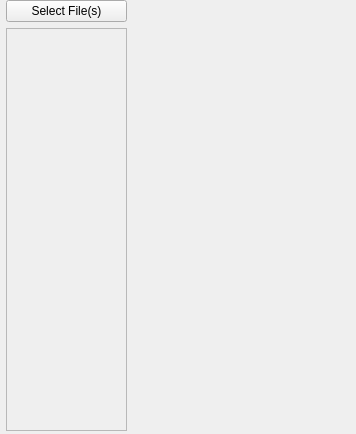
This is server.ui in dshin21/CommAudio as Qt 5 draws it before an edit. The edited form follows.
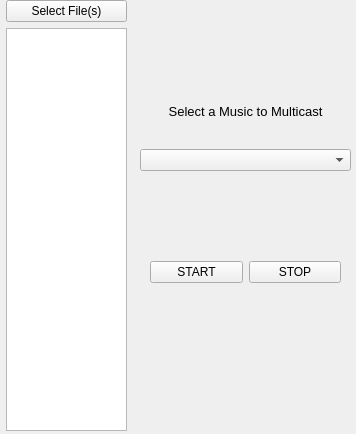
This is the edited form.

Commit message: server ui: basic ui finished

Diff of the .ui file:
```diff
--- a/server.ui
+++ b/server.ui
@@ -36,33 +36,66 @@
      </widget>
     </item>
     <item>
-     <widget class="QScrollArea" name="scrollArea">
+     <widget class="QListView" name="server_playlist">
+      <property name="editTriggers">
+       <set>QAbstractItemView::NoEditTriggers</set>
+      </property>
+     </widget>
+    </item>
+   </layout>
+  </widget>
+  <widget class="QWidget" name="">
+   <property name="geometry">
+    <rect>
+     <x>140</x>
+     <y>80</y>
+     <width>211</width>
+     <height>91</height>
+    </rect>
+   </property>
+   <layout class="QVBoxLayout" name="verticalLayout_2">
+    <item>
+     <widget class="QLabel" name="label">
       <property name="font">
        <font>
         <pointsize>10</pointsize>
        </font>
       </property>
-      <property name="widgetResizable">
-       <bool>false</bool>
+      <property name="text">
+       <string>Select a Music to Multicast</string>
       </property>
       <property name="alignment">
-       <set>Qt::AlignLeading|Qt::AlignLeft|Qt::AlignTop</set>
+       <set>Qt::AlignCenter</set>
       </property>
-      <widget class="QWidget" name="scrollAreaWidgetContents">
-       <property name="geometry">
-        <rect>
-         <x>0</x>
-         <y>0</y>
-         <width>117</width>
-         <height>398</height>
-        </rect>
-       </property>
-       <property name="font">
-        <font>
-         <pointsize>10</pointsize>
-        </font>
-       </property>
-      </widget>
+     </widget>
+    </item>
+    <item>
+     <widget class="QComboBox" name="comboBox"/>
+    </item>
+   </layout>
+  </widget>
+  <widget class="QWidget" name="">
+   <property name="geometry">
+    <rect>
+     <x>150</x>
+     <y>260</y>
+     <width>191</width>
+     <height>25</height>
+    </rect>
+   </property>
+   <layout class="QHBoxLayout" name="horizontalLayout">
+    <item>
+     <widget class="QPushButton" name="pushButton_2">
+      <property name="text">
+       <string>START</string>
+      </property>
+     </widget>
+    </item>
+    <item>
+     <widget class="QPushButton" name="pushButton_3">
+      <property name="text">
+       <string>STOP</string>
+      </property>
      </widget>
     </item>
    </layout>
```
The commit also changes 2 other files.
